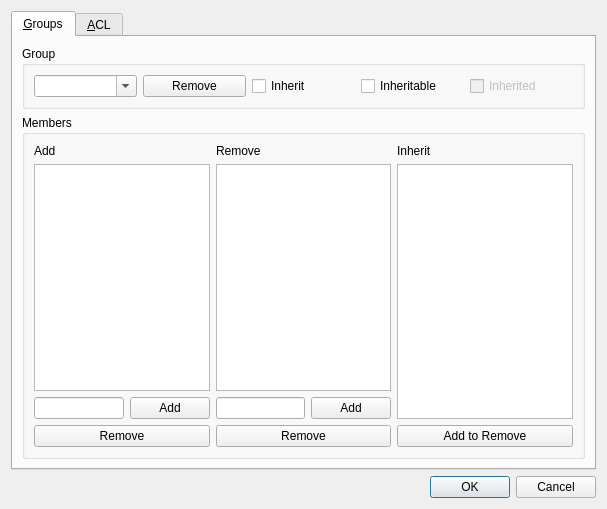
Qt form src/mumble/ACLEditor.ui (mumble-voip/mumble) before a commit.
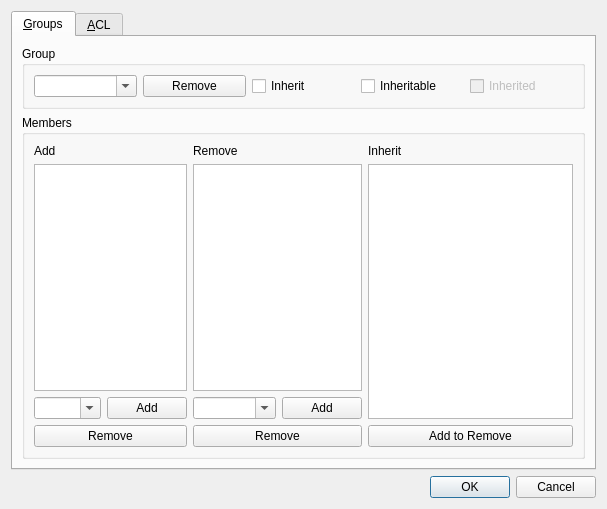
The same form after that commit. The open tabs and pages were chosen to show the change.

Commit message: Add combobox for usernames in ACLEditor, and fix a few bugs

The edit to the form file:
```diff
--- a/src/mumble/ACLEditor.ui
+++ b/src/mumble/ACLEditor.ui
@@ -120,7 +120,7 @@
             </property>
            </widget>
           </item>
-          <item row="0" column="2">
+          <item row="0" column="3">
            <widget class="QLabel" name="label_2">
             <property name="text">
              <string>Remove</string>
@@ -130,7 +130,7 @@
             </property>
            </widget>
           </item>
-          <item row="0" column="4">
+          <item row="0" column="6">
            <widget class="QLabel" name="label_3">
             <property name="text">
              <string>Inherit</string>
@@ -140,67 +140,97 @@
             </property>
            </widget>
           </item>
-          <item row="1" column="0" colspan="2">
+          <item row="1" column="0" colspan="3">
            <widget class="QListWidget" name="qlwGroupAdd"/>
           </item>
-          <item row="1" column="2" colspan="2">
+          <item row="1" column="3" colspan="3">
            <widget class="QListWidget" name="qlwGroupRemove"/>
           </item>
-          <item row="1" column="4" rowspan="2">
+          <item row="1" column="6" rowspan="2">
            <widget class="QListWidget" name="qlwGroupInherit"/>
           </item>
-          <item row="3" column="4">
+          <item row="3" column="6">
            <widget class="QPushButton" name="qpbGroupInheritRemove">
             <property name="text">
              <string>Add to Remove</string>
             </property>
            </widget>
           </item>
-          <item row="3" column="2" colspan="2">
+          <item row="3" column="3" colspan="3">
            <widget class="QPushButton" name="qpbGroupRemoveRemove">
             <property name="text">
              <string>Remove</string>
             </property>
            </widget>
           </item>
-          <item row="3" column="0" colspan="2">
+          <item row="3" column="0" colspan="3">
            <widget class="QPushButton" name="qpbGroupAddRemove">
             <property name="text">
              <string>Remove</string>
             </property>
            </widget>
           </item>
-          <item row="2" column="0">
-           <widget class="QLineEdit" name="qleGroupAdd">
+          <item row="2" column="2">
+           <widget class="QPushButton" name="qpbGroupAddAdd">
+            <property name="text">
+             <string>Add</string>
+            </property>
+           </widget>
+          </item>
+          <item row="2" column="5">
+           <widget class="QPushButton" name="qpbGroupRemoveAdd">
+            <property name="text">
+             <string>Add</string>
+            </property>
+           </widget>
+          </item>
+          <item row="2" column="0" colspan="2">
+           <widget class="QComboBox" name="qcbGroupAdd">
+            <property name="sizePolicy">
+             <sizepolicy hsizetype="Expanding" vsizetype="Fixed">
+              <horstretch>0</horstretch>
+              <verstretch>0</verstretch>
+             </sizepolicy>
+            </property>
             <property name="toolTip">
              <string>Add member to group</string>
             </property>
             <property name="whatsThis">
              <string>Type in the name of a player you wish to add to the group and click Add.</string>
             </property>
+            <property name="editable">
+             <bool>true</bool>
+            </property>
+            <property name="insertPolicy">
+             <enum>QComboBox::NoInsert</enum>
+            </property>
+            <property name="sizeAdjustPolicy">
+             <enum>QComboBox::AdjustToMinimumContentsLength</enum>
+            </property>
            </widget>
           </item>
-          <item row="2" column="2">
-           <widget class="QLineEdit" name="qleGroupRemove">
+          <item row="2" column="3" colspan="2">
+           <widget class="QComboBox" name="qcbGroupRemove">
+            <property name="sizePolicy">
+             <sizepolicy hsizetype="Expanding" vsizetype="Fixed">
+              <horstretch>0</horstretch>
+              <verstretch>0</verstretch>
+             </sizepolicy>
+            </property>
             <property name="toolTip">
              <string>Remove member from group</string>
             </property>
             <property name="whatsThis">
              <string>Type in the name of a player you wish to remove from the group and click Add.</string>
             </property>
-           </widget>
-          </item>
-          <item row="2" column="1">
-           <widget class="QPushButton" name="qpbGroupAddAdd">
-            <property name="text">
-             <string>Add</string>
+            <property name="editable">
+             <bool>true</bool>
             </property>
-           </widget>
-          </item>
-          <item row="2" column="3">
-           <widget class="QPushButton" name="qpbGroupRemoveAdd">
-            <property name="text">
-             <string>Add</string>
+            <property name="insertPolicy">
+             <enum>QComboBox::NoInsert</enum>
+            </property>
+            <property name="sizeAdjustPolicy">
+             <enum>QComboBox::AdjustToMinimumContentsLength</enum>
             </property>
            </widget>
           </item>
```
Left out of the diff: 97 changed lines with no effect on the pictures. The commit also changes 2 other files.
